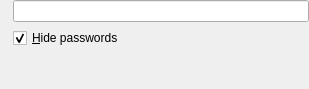
netrunner-debian-kde-extras/networkmanagement, file vpnplugins/strongswan/strongswanauth.ui: the form before one commit.
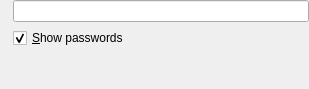
The form after the commit. Custom widgets are drawn as their Qt base class.

The edit to the form file:
```diff
--- a/vpnplugins/strongswan/strongswanauth.ui
+++ b/vpnplugins/strongswan/strongswanauth.ui
@@ -34,7 +34,7 @@
    <item row="1" column="1">
     <widget class="QCheckBox" name="chkShowPass">
      <property name="text">
-      <string>&amp;Hide passwords</string>
+      <string>&amp;Show passwords</string>
      </property>
      <property name="checked">
       <bool>true</bool>
```
Left out of the diff: 18 changed lines with no effect on the pictures.
